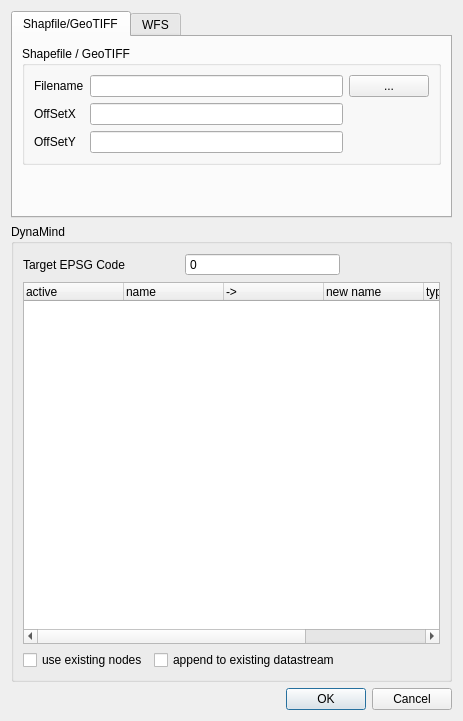
Above: src/DynaMind-BasicModules/guiimport.ui from iut-ibk/DynaMind-ToolBox before the change. Below: the same form after it.
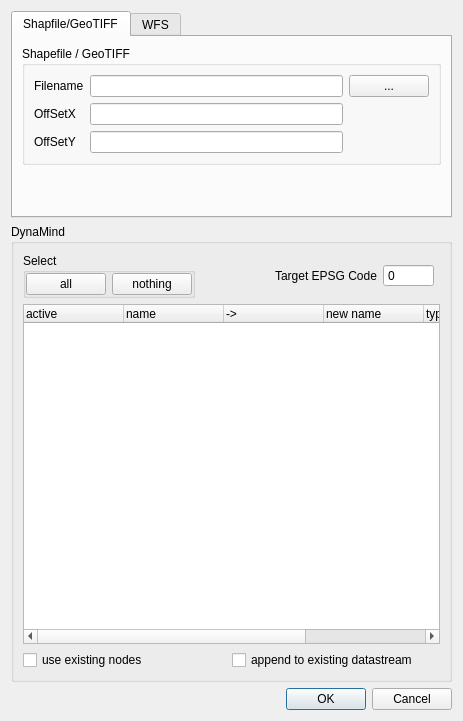
That is the form after the change.

Commit message: import gui: added select all and nothing

The edit to the form file:
```diff
--- a/src/DynaMind-BasicModules/guiimport.ui
+++ b/src/DynaMind-BasicModules/guiimport.ui
@@ -168,6 +168,51 @@
      <layout class="QGridLayout" name="gridLayout_3">
       <item row="4" column="0">
        <layout class="QHBoxLayout" name="horizontalLayout_5">
+        <item>
+         <widget class="QGroupBox" name="Select">
+          <property name="title">
+           <string>Select</string>
+          </property>
+          <layout class="QHBoxLayout" name="horizontalLayout_2">
+           <property name="margin">
+            <number>0</number>
+           </property>
+           <item>
+            <widget class="QPushButton" name="selectAllButton">
+             <property name="sizePolicy">
+              <sizepolicy hsizetype="Minimum" vsizetype="Fixed">
+               <horstretch>0</horstretch>
+               <verstretch>0</verstretch>
+              </sizepolicy>
+             </property>
+             <property name="text">
+              <string>all</string>
+             </property>
+            </widget>
+           </item>
+           <item>
+            <widget class="QPushButton" name="selectNothingButton">
+             <property name="text">
+              <string>nothing</string>
+             </property>
+            </widget>
+           </item>
+          </layout>
+         </widget>
+        </item>
+        <item>
+         <spacer name="horizontalSpacer">
+          <property name="orientation">
+           <enum>Qt::Horizontal</enum>
+          </property>
+          <property name="sizeHint" stdset="0">
+           <size>
+            <width>40</width>
+            <height>20</height>
+           </size>
+          </property>
+         </spacer>
+        </item>
         <item>
          <widget class="QLabel" name="label_7">
           <property name="text">
```
The commit also changes 2 other files.
